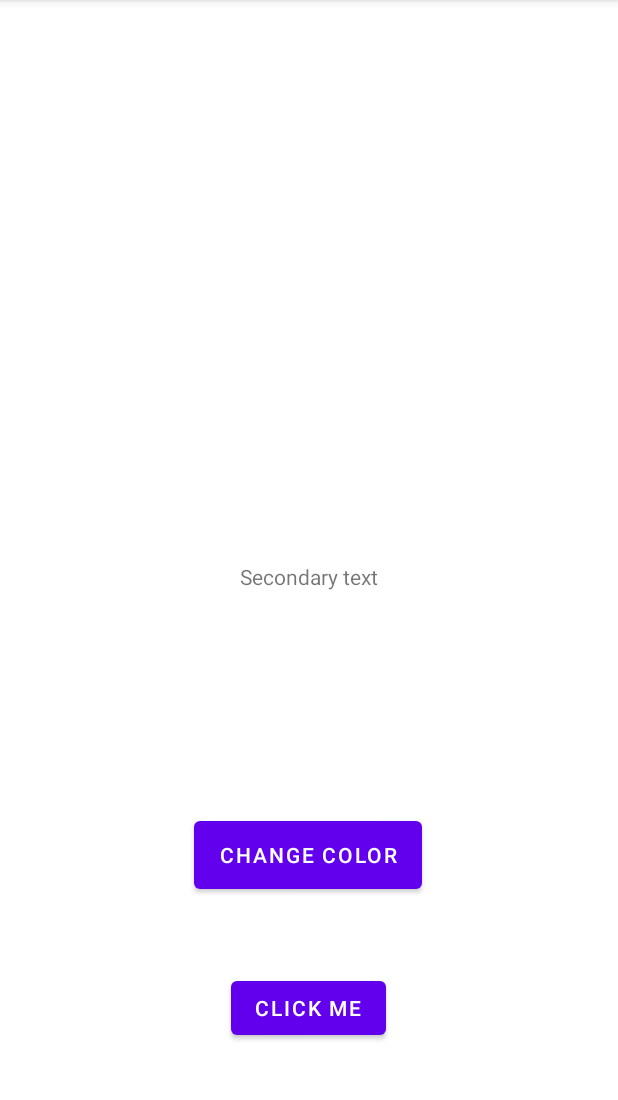
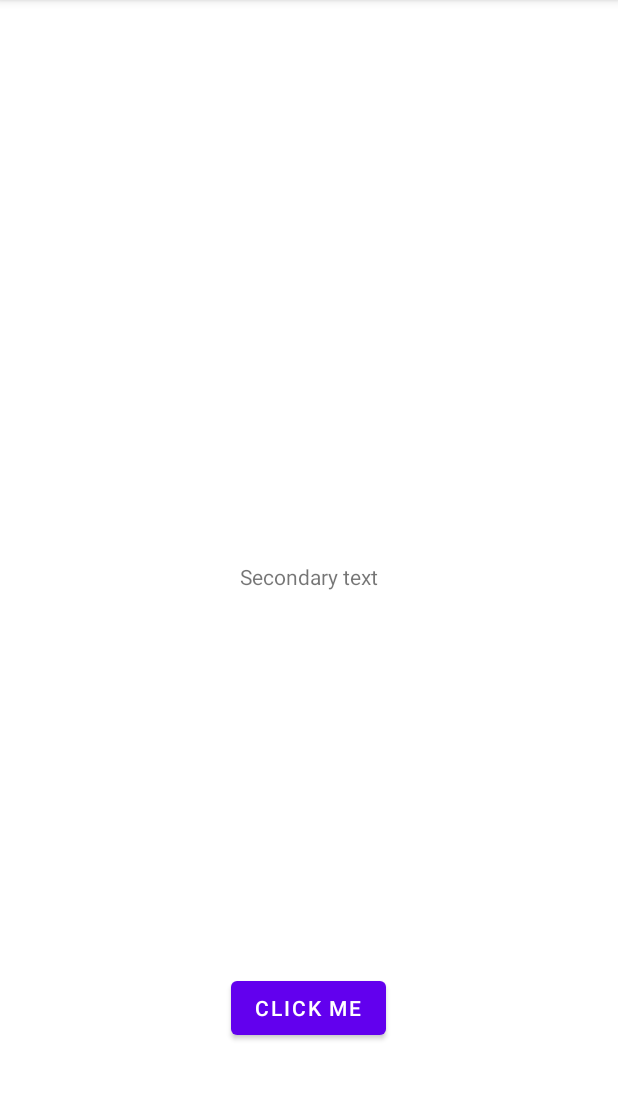
Before and after one commit to sspja/FTHelloWorld, an Android app: the screen it shows after launch (MainActivity), after a tap on "CLICK ME", on a phone screen of 412 x 824 dp, the part 84-1184 px from its top. Run offline under Robolectric (Android 15) with nearby library versions, the phone set to English and light mode, and no system bars.

Commit message:
Revert "add button which changes text color to a random color"
This reverts commit c7d310da

```diff
--- a/app/src/main/java/com/example/fthelloworld/MainActivity.java
+++ b/app/src/main/java/com/example/fthelloworld/MainActivity.java
@@ -2,12 +2,9 @@ package com.example.fthelloworld;
 
 import androidx.appcompat.app.AppCompatActivity;
 
-import android.graphics.Color;
 import android.os.Bundle;
 import android.view.View;
 import android.widget.TextView;
-
-import java.util.Random;
 
 public class MainActivity extends AppCompatActivity {
     public TextView tvMain;
@@ -29,10 +26,4 @@ public class MainActivity extends AppCompatActivity {
         }
         this.isHelloWorld = !this.isHelloWorld;
     }
-
-    public void onClickChangeColor(View v) {
-        Random rnd = new Random();
-        int color = Color.argb(255, rnd.nextInt(256), rnd.nextInt(256), rnd.nextInt(256));
-        this.tvMain.setTextColor(color);
-    }
 }
--- a/app/src/main/res/layout/activity_main.xml
+++ b/app/src/main/res/layout/activity_main.xml
@@ -30,17 +30,4 @@
         app:layout_constraintHorizontal_bias="0.498"
         app:layout_constraintStart_toStartOf="parent" />
 
-    <Button
-        android:id="@+id/colorChange"
-        android:layout_width="152dp"
-        android:layout_height="57dp"
-        android:onClick="onClickChangeColor"
-        android:text="@string/change_color"
-        app:layout_constraintBottom_toBottomOf="parent"
-        app:layout_constraintEnd_toEndOf="parent"
-        app:layout_constraintHorizontal_bias="0.498"
-        app:layout_constraintStart_toStartOf="parent"
-        app:layout_constraintTop_toTopOf="parent"
-        app:layout_constraintVertical_bias="0.762" />
-
 </androidx.constraintlayout.widget.ConstraintLayout>
--- a/app/src/main/res/values/strings.xml
+++ b/app/src/main/res/values/strings.xml
@@ -3,5 +3,4 @@
     <string name="hello">Hello World!</string>
     <string name="secondary_text">Secondary text</string>
     <string name="click_me">Click me</string>
-    <string name="change_color">Change color</string>
 </resources>
```
